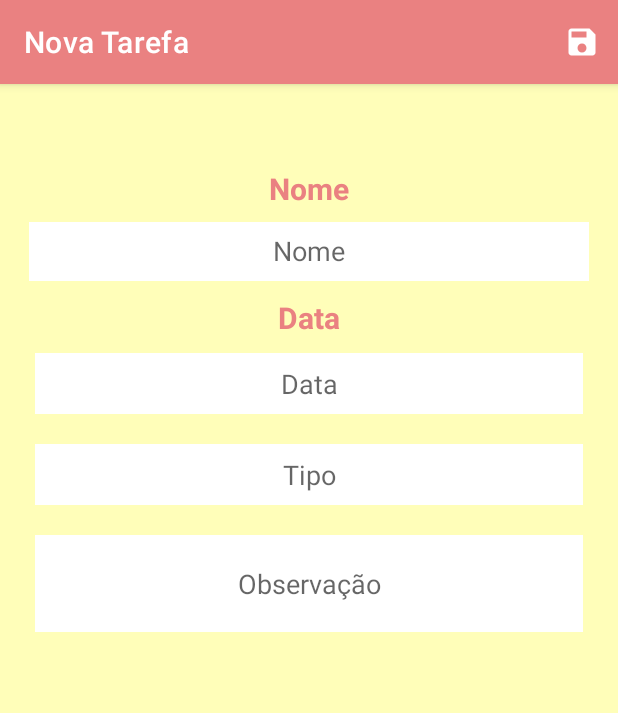
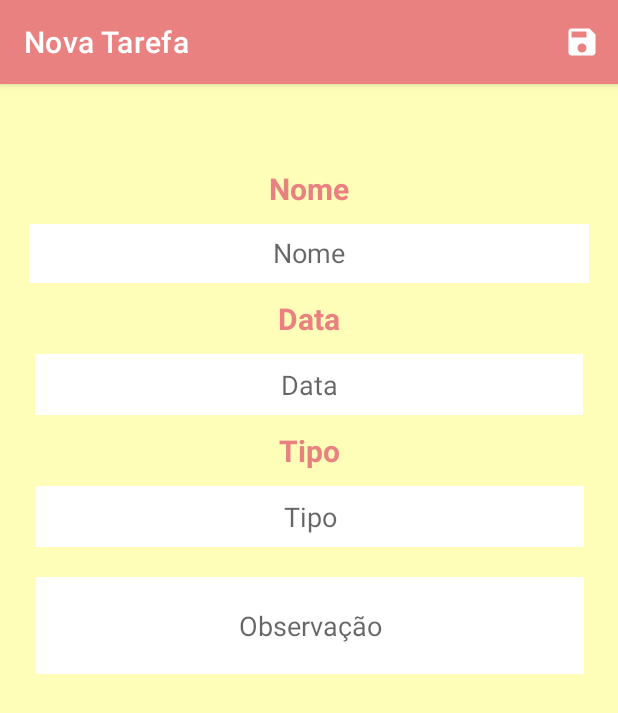
Before and after one commit to liaemily/App_ProjetoFinalDMO, an Android app: the TaskActivity screen opened directly, with no data from a screen before it, on a phone screen of 412 x 824 dp. Shown: the top 713 px of the screen. Run offline under Robolectric (Android 15) with nearby library versions, the phone set to English and light mode, and no system bars; our stand-ins replace Firebase (no records; nobody signed in at launch, a user with empty details on screens opened directly).

Commit message:
testando commit

```diff
--- a/app/src/main/res/layout/activity_task.xml
+++ b/app/src/main/res/layout/activity_task.xml
@@ -25,7 +25,7 @@
         android:id="@+id/edittext_name"
         android:layout_width="373dp"
         android:layout_height="39dp"
-        android:layout_marginTop="36dp"
+        android:layout_marginTop="10dp"
         android:background="@color/white"
         android:hint="@string/hint_name"
         android:inputType="text"
@@ -35,20 +35,20 @@
         app:layout_constraintEnd_toEndOf="@+id/text_name"
         app:layout_constraintHorizontal_bias="0.501"
         app:layout_constraintStart_toStartOf="@+id/text_name"
-        app:layout_constraintTop_toTopOf="@+id/text_name" />
+        app:layout_constraintTop_toBottomOf="@+id/text_name" />
 
     <TextView
         android:id="@+id/text_date"
         android:layout_width="wrap_content"
         android:layout_height="wrap_content"
-        android:layout_marginTop="50dp"
+        android:layout_marginTop="10dp"
         android:text="@string/hint_date"
         android:textColor="@color/pink"
         android:textSize="20sp"
         android:textStyle="bold"
         app:layout_constraintEnd_toEndOf="@+id/edittext_name"
         app:layout_constraintStart_toStartOf="@+id/edittext_name"
-        app:layout_constraintTop_toTopOf="@+id/edittext_name" />
+        app:layout_constraintTop_toBottomOf="@+id/edittext_name" />
 
     <EditText
         android:id="@+id/edittext_date"
@@ -65,20 +65,33 @@
         app:layout_constraintStart_toStartOf="@+id/text_date"
         app:layout_constraintTop_toBottomOf="@+id/text_date" />
 
+    <TextView
+        android:id="@+id/text_type"
+        android:layout_width="wrap_content"
+        android:layout_height="wrap_content"
+        android:layout_marginTop="10dp"
+        android:text="@string/hint_type"
+        android:textColor="@color/pink"
+        android:textSize="20sp"
+        android:textStyle="bold"
+        app:layout_constraintEnd_toEndOf="@+id/edittext_date"
+        app:layout_constraintStart_toStartOf="@+id/edittext_date"
+        app:layout_constraintTop_toBottomOf="@+id/edittext_date" />
+
     <EditText
         android:id="@+id/edittext_type"
-        android:layout_width="0dp"
+        android:layout_width="365dp"
         android:layout_height="wrap_content"
-        android:layout_marginTop="20dp"
+        android:layout_marginTop="10dp"
         android:background="@color/white"
         android:hint="@string/hint_type"
         android:inputType="text"
         android:padding="8dp"
         android:textAlignment="center"
         android:textColor="@color/black"
-        app:layout_constraintEnd_toEndOf="@+id/edittext_date"
-        app:layout_constraintStart_toStartOf="@+id/edittext_date"
-        app:layout_constraintTop_toBottomOf="@id/edittext_date" />
+        app:layout_constraintEnd_toEndOf="@+id/text_type"
+        app:layout_constraintStart_toStartOf="@+id/text_type"
+        app:layout_constraintTop_toBottomOf="@+id/text_type" />
 
     <EditText
         android:id="@+id/edittext_obs"
```
